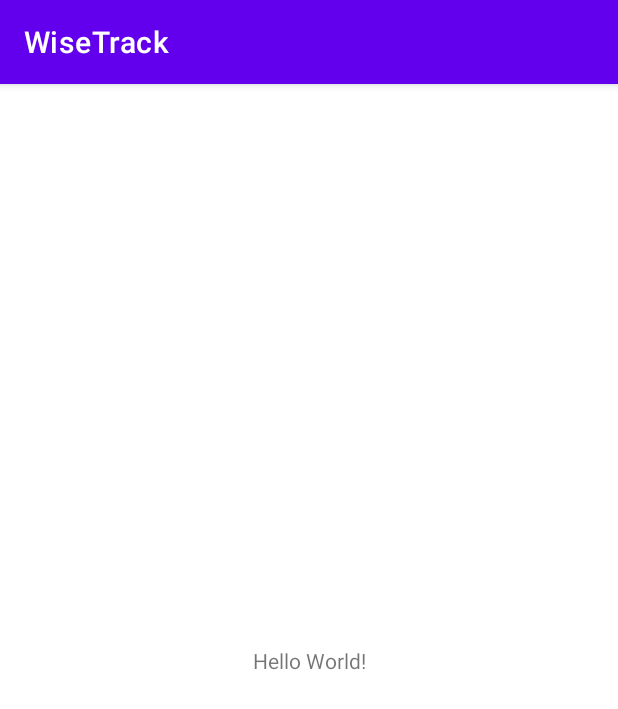
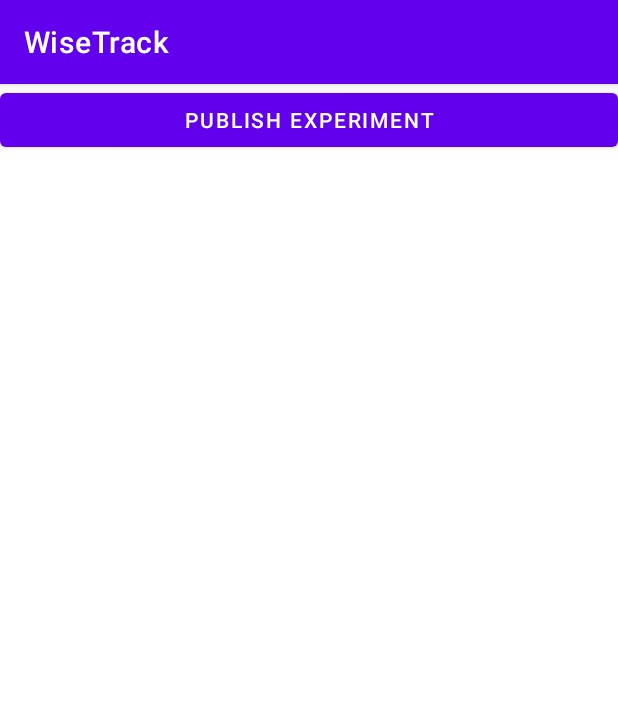
Before and after one commit to CMPUT301W21T12/WiseTrack, an Android app: the screen it shows after launch (MainActivity), on a phone screen of 412 x 824 dp. Shown: the top 709 px of the screen. Run offline under Robolectric (Android 15) with nearby library versions, the phone set to English and light mode, and no system bars.

Commit message:
setContentView to main_menu.xml temporarily. Will implement publishButton.setOnClickListener() in publish_experiment_implementations branch

```diff
--- a/WiseTrack/app/src/main/java/com/faanggang/wisetrack/MainActivity.java
+++ b/WiseTrack/app/src/main/java/com/faanggang/wisetrack/MainActivity.java
@@ -3,12 +3,36 @@ package com.faanggang.wisetrack;
 import androidx.appcompat.app.AppCompatActivity;
 
 import android.os.Bundle;
+import android.view.LayoutInflater;
+import android.view.View;
+import android.widget.ArrayAdapter;
+import android.widget.Button;
+import android.widget.ListView;
 
-public class MainActivity extends AppCompatActivity {
+import java.util.ArrayList;
+
+public class MainActivity extends AppCompatActivity{
+
+    ListView experimentList;
+    ArrayAdapter<Experiment> experimentAdapter;
+    ArrayList<Experiment> experimentDataList;
 
     @Override
     protected void onCreate(Bundle savedInstanceState) {
         super.onCreate(savedInstanceState);
-        setContentView(R.layout.activity_main);
+//        setContentView(R.layout.activity_main);
+
+        setContentView(R.layout.main_menu);  // EDIT LATER: display main_menu later
+                                                // create class to handle menu button clicks?
+
+        Button publishButton = findViewById(R.id.menuPublish_button);
+        publishButton.setOnClickListener(new View.OnClickListener() {
+            @Override
+            public void onClick(View view) {
+                // TO DO
+            }
+        });
+
+
     }
 }
--- /dev/null
+++ b/WiseTrack/app/src/main/res/layout/main_menu.xml
@@ -0,0 +1,12 @@
+<?xml version="1.0" encoding="utf-8"?>
+<LinearLayout xmlns:android="http://schemas.android.com/apk/res/android"
+    android:layout_width="match_parent"
+    android:layout_height="match_parent"
+    android:orientation="vertical">
+
+    <Button
+        android:id="@+id/menuPublish_button"
+        android:layout_width="match_parent"
+        android:layout_height="wrap_content"
+        android:text="Publish Experiment" />
+</LinearLayout>
```
